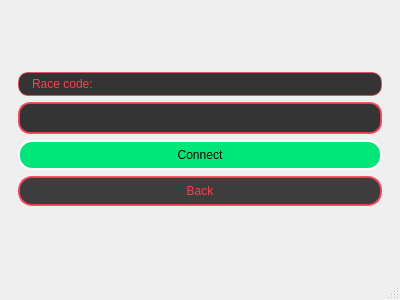
Manupenalva/need-for-speed-cpp, file client/lobby/lobby.ui: the form before one commit.
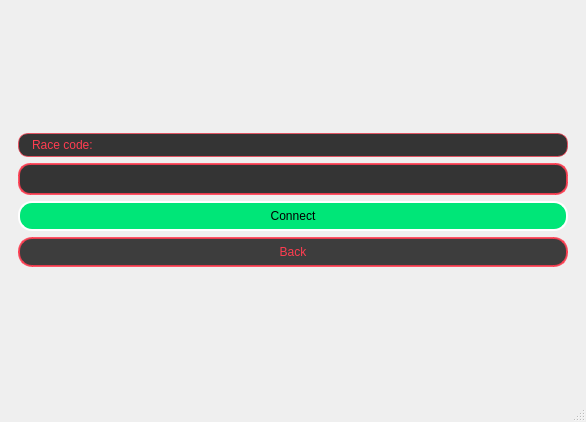
The form after the commit. Icons and pictures are not drawn.

Commit message: Termino lobby css

The edit to the form file:
```diff
--- a/client/lobby/lobby.ui
+++ b/client/lobby/lobby.ui
@@ -6,8 +6,8 @@
    <rect>
     <x>0</x>
     <y>0</y>
-    <width>400</width>
-    <height>300</height>
+    <width>586</width>
+    <height>422</height>
    </rect>
   </property>
   <property name="windowTitle">
```
Left out of the diff: 2 changed lines with no effect on the pictures.
